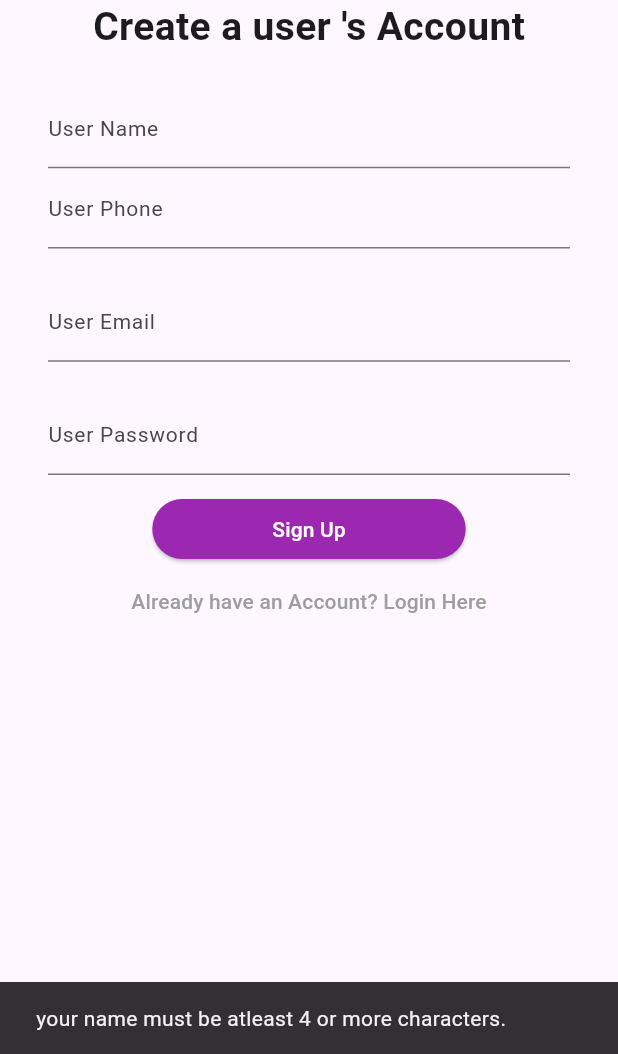
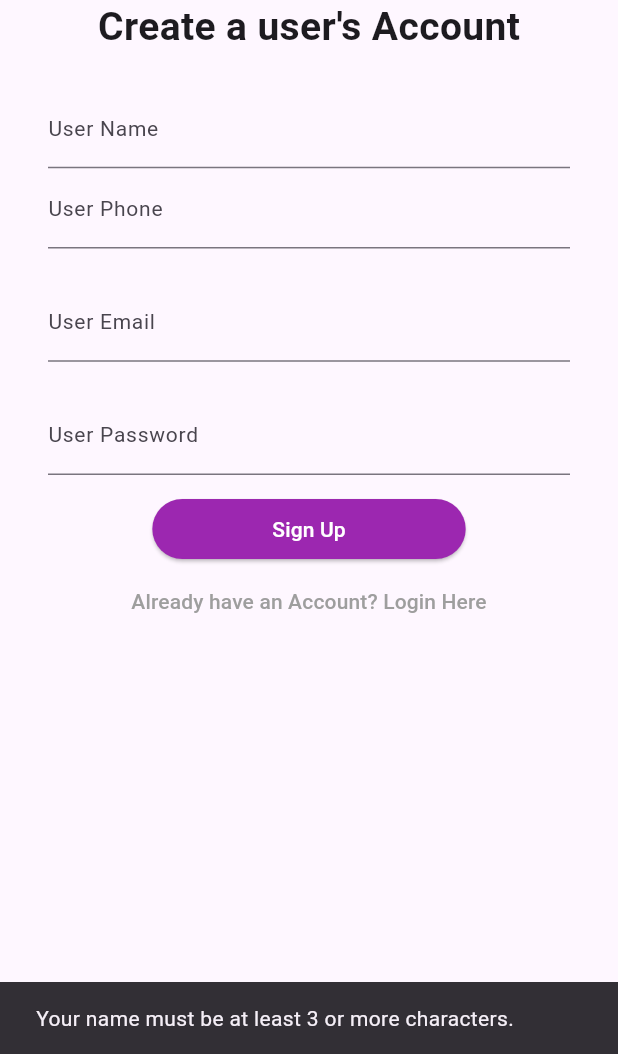
Before and after one commit to FelixPrajna/ojolali, a Flutter app: the SignupScreen screen opened directly, after a tap on "Sign Up", on a phone screen of 412 x 824 dp, the part 182-1236 px from its top. Run offline on Flutter 3.47's test engine with Material 3 defaults, Android fonts, the phone set to English and light mode, and no system bars; our stand-ins replace connectivity_plus, firebase_auth, firebase_core, firebase_database; accounts and stored records are empty.

Commit message:
Memperbaiki tampilan Signup_screen pada commit #4

```diff
--- a/lib/authentication/signup_screen.dart
+++ b/lib/authentication/signup_screen.dart
@@ -30,14 +30,14 @@ class SignupScreenState extends State<SignupScreen> {
   signupFormValidation() {
     if (userNameTextEditingController.text.trim().length < 3) {
       cMethods.displaySnackBar(
-          "your name must be atleast 4 or more characters.", context);
+          "Your name must be at least 3 or more characters.", context);
     } else if (!emailTextEditingController.text.contains("@")) {
-      cMethods.displaySnackBar("please write valid email.", context);
-    } else if (passwordTextEditingController.text.trim().length < 5) {
+      cMethods.displaySnackBar("Please enter a valid email.", context);
+    } else if (passwordTextEditingController.text.trim().length < 6) {
       cMethods.displaySnackBar(
-          "your password must be atleast 6 or more characters.", context);
+          "Your password must be at least 6 or more characters.", context);
     } else {
-      registerNewUser;
+      registerNewUser();
     }
   }
 
@@ -49,21 +49,19 @@ class SignupScreenState extends State<SignupScreen> {
           LoadingDialog(messageText: "Registering your account..."),
     );
 
-    final User? userFirebase = (await FirebaseAuth.instance
-            .createUserWithEmailAndPassword(
+    try {
+      final User? userFirebase =
+          (await FirebaseAuth.instance.createUserWithEmailAndPassword(
         email: emailTextEditingController.text.trim(),
         password: passwordTextEditingController.text.trim(),
-    )
-            .catchError((errorMsg) {
-      Navigator.pop(context);
-      cMethods.displaySnackBar(errorMsg.toString(), context);
-    }))
+      ))
               .user;
-    if (!context.mounted) return;
-    Navigator.pop(context);
 
-    DatabaseReference usersRef =
-        FirebaseDatabase.instance.ref().child("users").child(userFirebase!.uid);
+      if (userFirebase != null) {
+        DatabaseReference usersRef = FirebaseDatabase.instance
+            .ref()
+            .child("users")
+            .child(userFirebase.uid);
         Map userDataMap = {
           "name": userNameTextEditingController.text.trim(),
           "email": emailTextEditingController.text.trim(),
@@ -73,7 +71,20 @@ class SignupScreenState extends State<SignupScreen> {
         };
         usersRef.set(userDataMap);
 
-    Navigator.push(context, MaterialPageRoute(builder: (c) => HomePage()));
+        if (!context.mounted) return;
+
+        Navigator.pop(context);
+
+        Navigator.pushAndRemoveUntil(
+          context,
+          MaterialPageRoute(builder: (c) => HomePage()),
+          (route) => false,
+        );
+      }
+    } catch (errorMsg) {
+      Navigator.pop(context);
+      cMethods.displaySnackBar(errorMsg.toString(), context);
+    }
   }
 
   @override
@@ -84,16 +95,14 @@ class SignupScreenState extends State<SignupScreen> {
           padding: const EdgeInsets.all(10),
           child: Column(
             children: [
-              Image.asset("images/logo.png"), // buat gambar
-
+              Image.asset("images/logo.png"),
               const Text(
-                "Create a user 's Account",
+                "Create a user's Account",
                 style: TextStyle(
                   fontSize: 26,
                   fontWeight: FontWeight.bold,
                 ),
               ),
-
               Padding(
                 padding: const EdgeInsets.all(22),
                 child: Column(
@@ -107,7 +116,7 @@ class SignupScreenState extends State<SignupScreen> {
                           fontSize: 14,
                         ),
                       ),
-                      style: TextStyle(
+                      style: const TextStyle(
                         color: Colors.grey,
                         fontSize: 15,
                       ),
@@ -121,12 +130,12 @@ class SignupScreenState extends State<SignupScreen> {
                           fontSize: 14,
                         ),
                       ),
-                      style: TextStyle(
+                      style: const TextStyle(
                         color: Colors.grey,
                         fontSize: 15,
                       ),
                     ),
-                    SizedBox(
+                    const SizedBox(
                       height: 22,
                     ),
                     TextField(
@@ -138,12 +147,12 @@ class SignupScreenState extends State<SignupScreen> {
                           fontSize: 14,
                         ),
                       ),
-                      style: TextStyle(
+                      style: const TextStyle(
                         color: Colors.grey,
                         fontSize: 15,
                       ),
                     ),
-                    SizedBox(
+                    const SizedBox(
                       height: 22,
                     ),
                     TextField(
@@ -156,12 +165,12 @@ class SignupScreenState extends State<SignupScreen> {
                           fontSize: 14,
                         ),
                       ),
-                      style: TextStyle(
+                      style: const TextStyle(
                         color: Colors.grey,
                         fontSize: 15,
                       ),
                     ),
-                    SizedBox(
+                    const SizedBox(
                       height: 12,
                     ),
                     ElevatedButton(
@@ -170,7 +179,7 @@ class SignupScreenState extends State<SignupScreen> {
                       },
                       style: ElevatedButton.styleFrom(
                           backgroundColor: Colors.purple,
-                          padding: EdgeInsets.symmetric(
+                          padding: const EdgeInsets.symmetric(
                               horizontal: 80, vertical: 10)),
                       child: const Text(
                         "Sign Up",
@@ -182,7 +191,7 @@ class SignupScreenState extends State<SignupScreen> {
                           Navigator.push(context,
                               MaterialPageRoute(builder: (c) => LoginScreen()));
                         },
-                        child: Text(
+                        child: const Text(
                           "Already have an Account? Login Here",
                           style: TextStyle(color: Colors.grey),
                         ))
```
Lines whose indentation alone changed are shown as unchanged.
